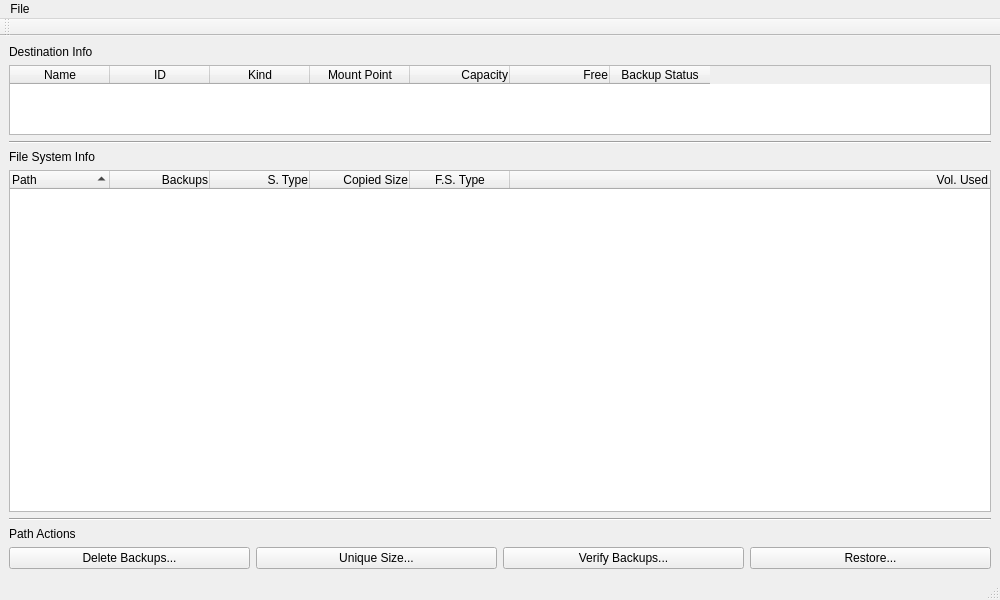
louis-langholtz/time-machine-helper, file mainwindow.ui: the form before one commit.
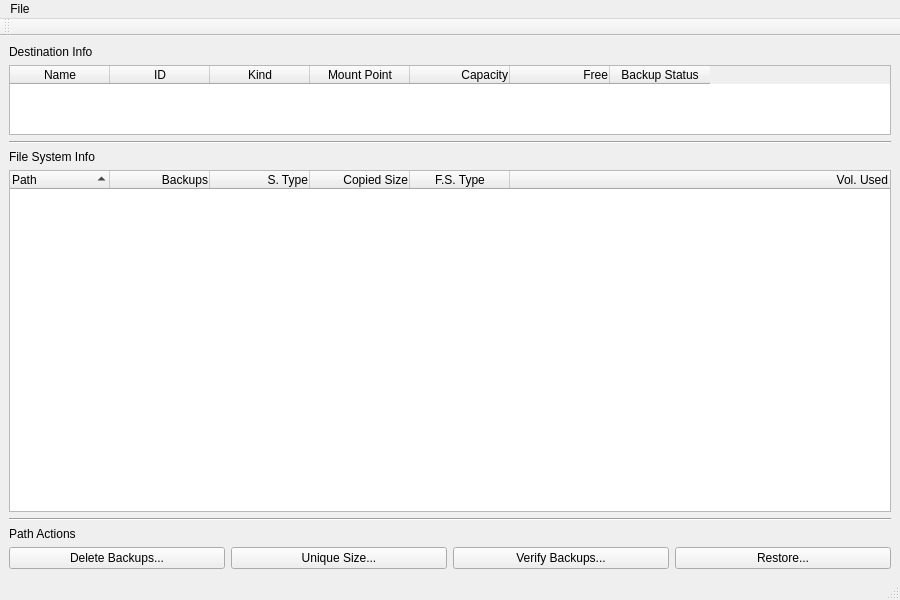
The form after the commit. Custom widgets are drawn as their Qt base class.

Commit message: Narrows app to be closer to normal usage

Diff of the .ui file:
```diff
--- a/mainwindow.ui
+++ b/mainwindow.ui
@@ -6,7 +6,7 @@
    <rect>
     <x>0</x>
     <y>0</y>
-    <width>1000</width>
+    <width>900</width>
     <height>600</height>
    </rect>
   </property>
@@ -271,7 +271,7 @@
     <rect>
      <x>0</x>
      <y>0</y>
-     <width>1000</width>
+     <width>900</width>
      <height>24</height>
     </rect>
    </property>
```
